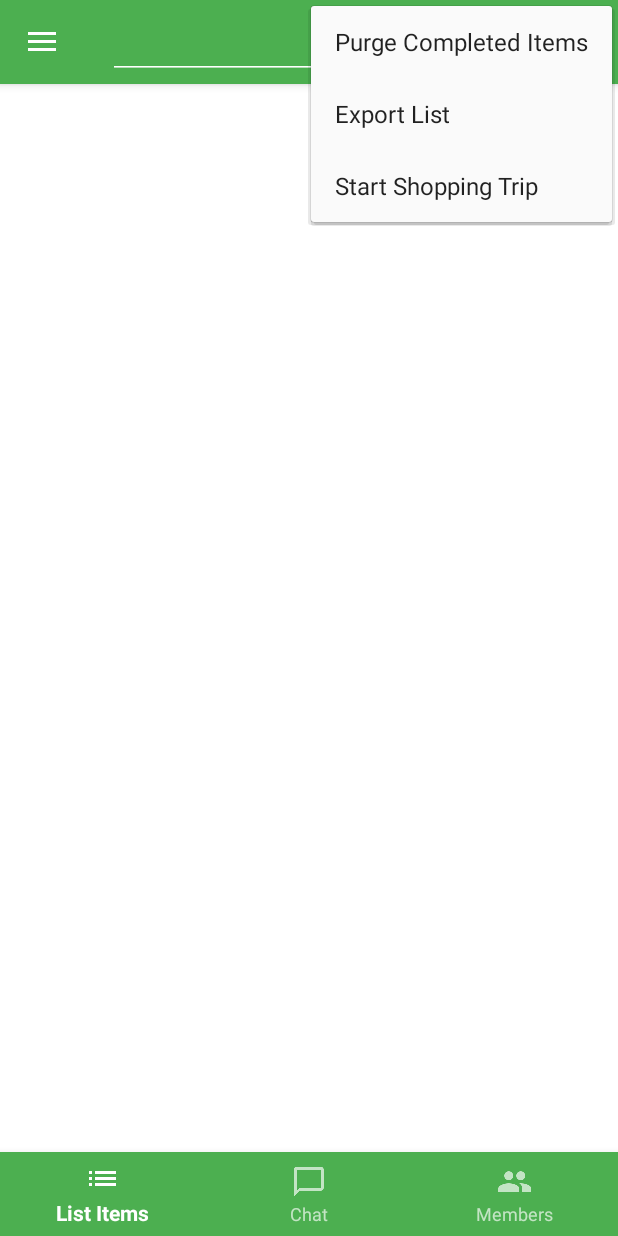
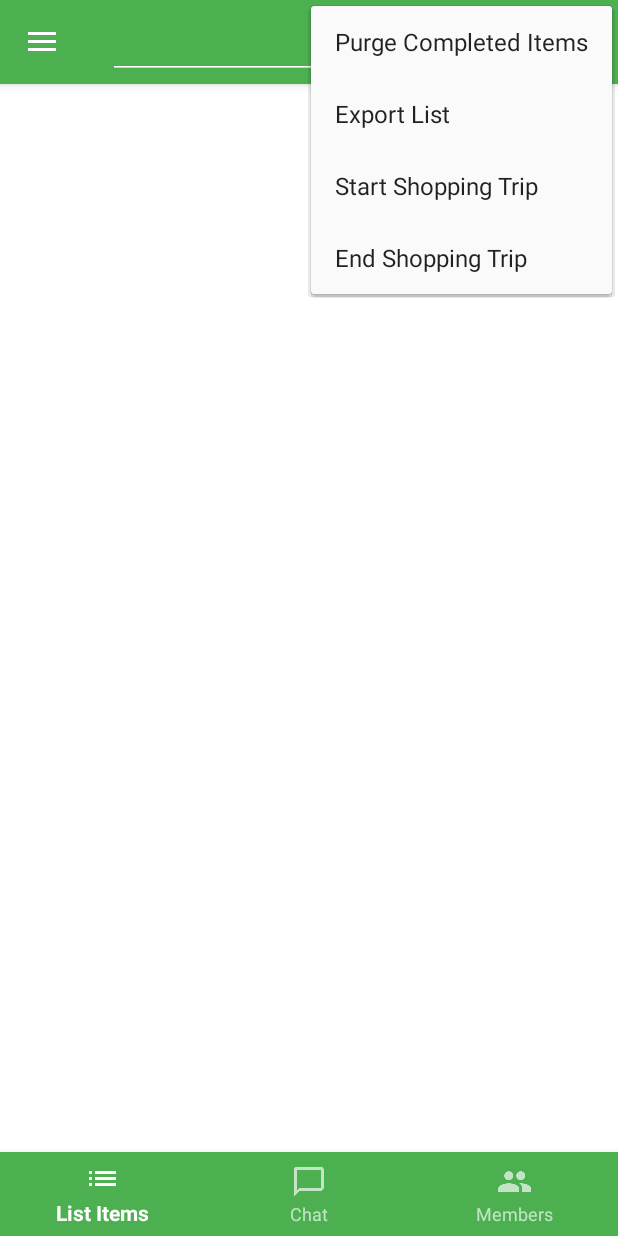
Before and after one commit to dfinn/pinetask-android, an Android app: the ListItemsFragment screen opened directly, with no data from a screen before it, with the options menu open, on a phone screen of 412 x 824 dp. Run offline under Robolectric (Android 15) with nearby library versions, the light colour scheme and no system bars; our stand-ins replace ButterKnife, Dagger/Hilt's generated code, Firebase (no records; nobody signed in at launch, a user with empty details on screens opened directly), RxJava; libraries missing offline, so code that uses them is left out: com.crashlytics.android, io.fabric.sdk; 3 statements that could not run were skipped.

Commit message:
Continue work on Shopping Trip feature: calculate and show total item cost in ListItemsFragment.

```diff
--- a/app/src/main/java/com/pinetask/app/list_items/ListItemsFragment.java
+++ b/app/src/main/java/com/pinetask/app/list_items/ListItemsFragment.java
@@ -174,4 +174,10 @@ public class ListItemsFragment extends PineTaskFragment implements ListItemsView
         mCostLayout.setVisibility(View.GONE);
         mItemsListAdapter.setShowCostField(false);
     }
+
+    @Override
+    public void showTotalCost(float total)
+    {
+        mTotalTextView.setText(String.format("$%.2f", total));
+    }
 }
--- a/app/src/main/java/com/pinetask/app/list_items/ListItemsView.java
+++ b/app/src/main/java/com/pinetask/app/list_items/ListItemsView.java
@@ -35,4 +35,7 @@ public interface ListItemsView
 
     /** Hide per-item cost fields and total cost field **/
     void hideCostFields();
+
+    /** Show total cost of all displayed items **/
+    void showTotalCost(float total);
 }
--- a/app/src/main/java/com/pinetask/app/main/CostInputDialogFragment.kt
+++ b/app/src/main/java/com/pinetask/app/main/CostInputDialogFragment.kt
@@ -1,6 +1,7 @@
 package com.pinetask.app.main
 
 import android.os.Bundle
+import android.support.v4.app.DialogFragment
 import android.view.LayoutInflater
 import android.view.View
 import android.view.ViewGroup
@@ -26,6 +27,7 @@ class CostInputDialogFragment : PineTaskDialogFragment() {
             val dialog: CostInputDialogFragment = CostInputDialogFragment()
             dialog.arguments = Bundle()
             dialog.arguments.putSerializable(ITEM_KEY, item)
+            dialog.setStyle(DialogFragment.STYLE_NO_TITLE, 0)
             return dialog
         }
     }
@@ -38,6 +40,7 @@ class CostInputDialogFragment : PineTaskDialogFragment() {
         super.onViewCreated(view, savedInstanceState)
         PineTaskApplication.getInstance().userComponent.inject(this)
         okButton.setOnClickListener(this::okButtonOnClick)
+        cancelButton.setOnClickListener { dismiss() }
     }
 
     @Suppress("UNUSED_PARAMETER")
@@ -48,5 +51,6 @@ class CostInputDialogFragment : PineTaskDialogFragment() {
         logMsg("Storing cost %.2f for item %s", cost, item.id)
         item.cost = cost
         mListItemsPresenter.updateItem(item)
+        dismiss()
     }
 }
--- a/app/src/main/java/com/pinetask/app/main/MainActivity.java
+++ b/app/src/main/java/com/pinetask/app/main/MainActivity.java
@@ -356,6 +356,9 @@ public class MainActivity extends PineTaskActivity implements ViewPager.OnPageCh
             case R.id.startShoppingTrip:
                 mPresenter.startShoppingTrip();
                 return true;
+            case R.id.endShoppingTrip:
+                mPresenter.stopShoppingTrip();
+                return true;
             default:
                 return super.onOptionsItemSelected(item);
         }
--- a/app/src/main/res/layout/cost_input_dialog.xml
+++ b/app/src/main/res/layout/cost_input_dialog.xml
@@ -24,7 +24,7 @@
         android:layout_marginRight="24dp"
         android:layout_marginBottom="20dp"
         android:maxHeight="300dp"
-        android:inputType="number"
+        android:inputType="numberDecimal"
         android:layout_width="300dp"
         android:layout_height="wrap_content"/>
 
--- a/app/src/main/res/layout/list_items_fragment.xml
+++ b/app/src/main/res/layout/list_items_fragment.xml
@@ -48,26 +48,31 @@
         <View
             android:id="@id/dividerView"
             android:background="@color/black_67percent"
-            android:layout_width="match_parent"
+            android:layout_alignParentLeft="true"
+            android:layout_width="150dp"
             android:layout_height="1dp"/>
 
         <TextView
-            android:layout_below="@id/dividerView"
-            android:id="@+id/totalTextView"
-            android:layout_alignParentRight="true"
-            tools:text="$0000.00"
-            android:textSize="18sp"
-            android:textColor="@color/black_87percent"
+            android:id="@+id/totalLabelTextView"
+            android:text="@string/total"
+            android:textSize="12sp"
+            android:layout_alignParentLeft="true"
+            android:layout_centerVertical="true"
+            android:textColor="@color/black_67percent"
+            android:gravity="center"
             android:padding="8dp"
             android:layout_width="wrap_content"
             android:layout_height="wrap_content"/>
 
         <TextView
-            android:text="@string/total"
-            android:layout_toLeftOf="@id/totalTextView"
-            android:layout_alignTop="@id/totalTextView"
-            android:layout_alignBottom="@id/totalTextView"
-            android:textColor="@color/black_67percent"
+            android:layout_below="@id/dividerView"
+            android:id="@+id/totalTextView"
+            tools:text="$0000.00"
+            android:minWidth="100dp"
+            android:textSize="18sp"
+            android:layout_toRightOf="@id/totalLabelTextView"
+            android:textColor="@color/black_87percent"
+            android:padding="8dp"
             android:gravity="center"
             android:layout_width="wrap_content"
             android:layout_height="wrap_content"/>
--- a/app/src/main/res/menu/main_menu.xml
+++ b/app/src/main/res/menu/main_menu.xml
@@ -23,4 +23,10 @@
         android:title="@string/start_shopping_trip"
         app:showAsAction="never" />
 
+    <item
+        android:id="@+id/endShoppingTrip"
+        android:orderInCategory="104"
+        android:title="@string/end_shopping_trip"
+        app:showAsAction="never" />
+
 </menu>
--- a/app/src/main/res/values/strings.xml
+++ b/app/src/main/res/values/strings.xml
@@ -22,6 +22,7 @@
     <string name="purge_completed_items">Purge Completed Items</string>
     <string name="export_list">Export List</string>
     <string name="start_shopping_trip">Start Shopping Trip</string>
+    <string name="end_shopping_trip">End Shopping Trip</string>
 
     <!-- Other -->
     <string name="share_list">Share List</string>
```
Also changed, not shown: app/src/main/java/com/pinetask/app/list_items/ListItemAdapter.java (+4 -3 lines), app/src/main/java/com/pinetask/app/list_items/ListItemsPresenterImpl.java (+14 -0 lines), app/src/main/java/com/pinetask/app/list_items/ListItemsRepository.java (+10 -0 lines), app/src/main/java/com/pinetask/app/main/MainActivityPresenterImpl.java (+10 -2 lines), app/src/main/res/layout/item_list_row.xml (+8 -7 lines).
